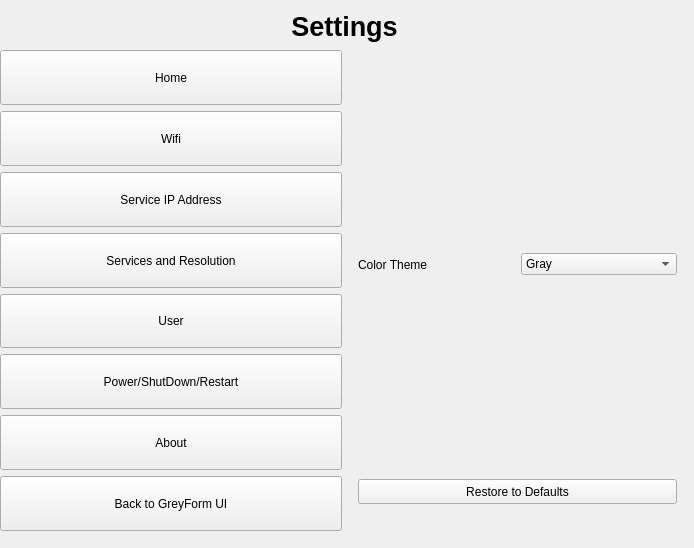
The window that Greyform-linux/Python_Application/UI_Design/setting.ui (mokzhizhuan/GreyForm_UIs) describes before a commit, drawn with Qt 5.
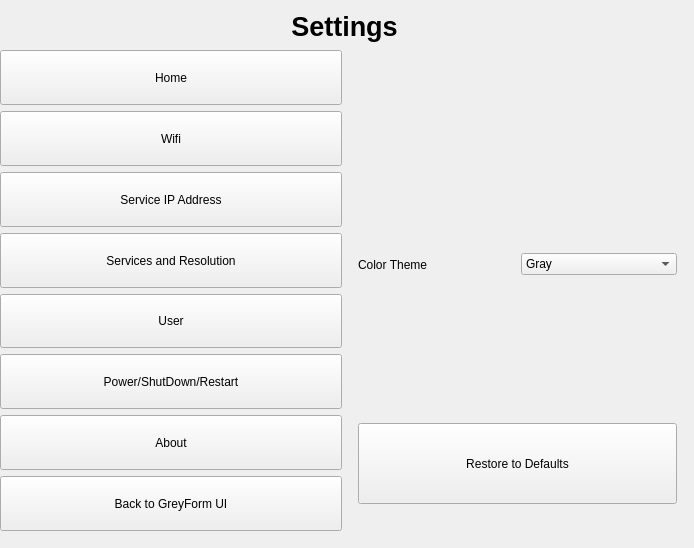
The same window after the commit.

Commit message: default button fixed

```diff
--- a/Greyform-linux/Python_Application/UI_Design/setting.ui
+++ b/Greyform-linux/Python_Application/UI_Design/setting.ui
@@ -239,11 +239,17 @@
           <property name="geometry">
            <rect>
             <x>10</x>
-            <y>400</y>
+            <y>344</y>
             <width>319</width>
-            <height>25</height>
+            <height>81</height>
            </rect>
           </property>
+          <property name="sizePolicy">
+           <sizepolicy hsizetype="Minimum" vsizetype="Expanding">
+            <horstretch>0</horstretch>
+            <verstretch>0</verstretch>
+           </sizepolicy>
+          </property>
           <property name="text">
            <string>Restore to Defaults</string>
           </property>
```
The commit also changes 3 other files.
